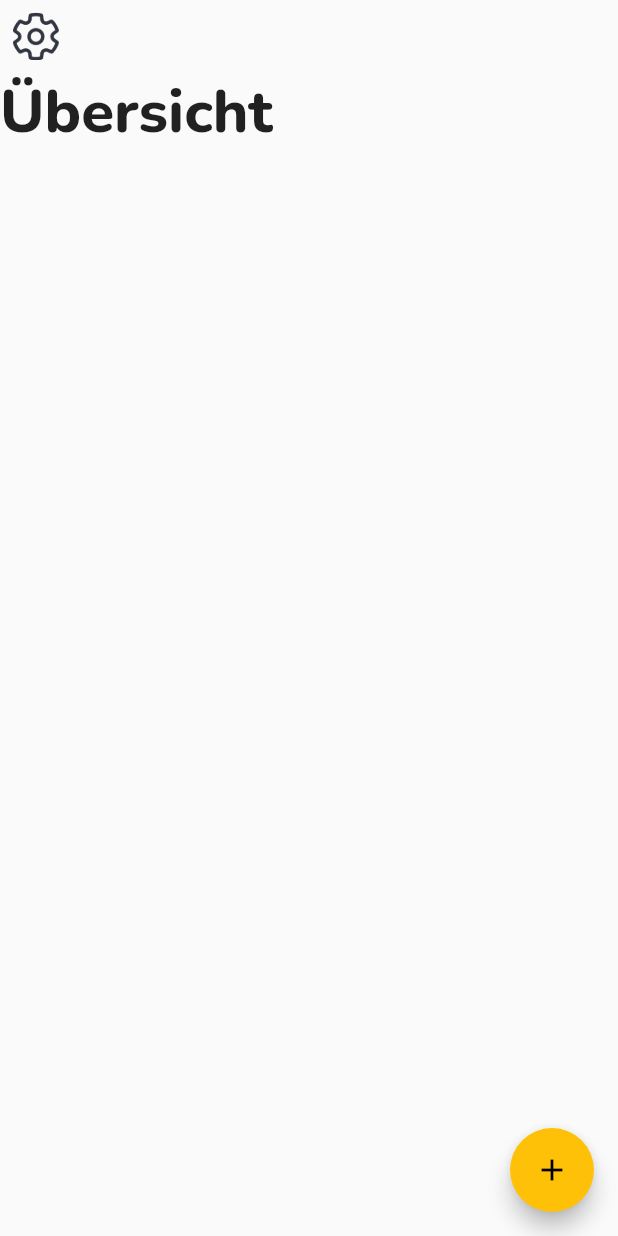
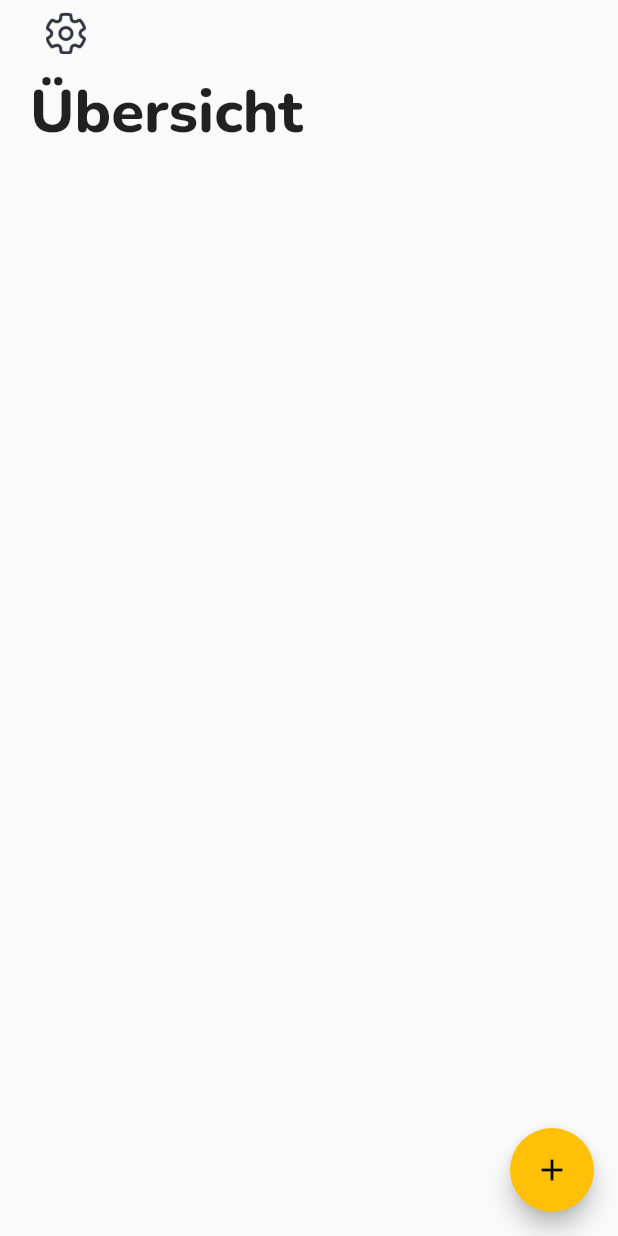
Before and after one commit to brainHausaufgaben/app, a Flutter app: the screen it shows after launch, on a phone screen of 412 x 824 dp. Run offline on Flutter 3.47's test engine with Material 2 defaults, Android fonts, the phone set to English and light mode, and no system bars.

Commit message:
bissaltle mehr gemacht :)

```diff
--- a/lib/main.dart
+++ b/lib/main.dart
@@ -44,12 +44,14 @@
   @override
   Widget build(BuildContext context) {
     return Scaffold(
-      body:
-      Column(
+      body: Padding(
+        padding: const EdgeInsets.only(left: 20),
+        child:Column(
           crossAxisAlignment: CrossAxisAlignment.start,
           children: <Widget>[
             //Settings Button
             IconButton(
+              padding: const EdgeInsets.only(left: 0,bottom: 12,top: 8,right: 0),
               onPressed: _settings,
               icon: Image.asset( 'icons/settingsButtonIcon.png'),
               iconSize: 25,
@@ -59,10 +61,9 @@
             const Text(
             "Übersicht",
             style: TextStyle(fontFamily: "Nunito",fontWeight: FontWeight.w800,fontSize:40 ),
-
-
             )
           ],
+        ),
       ),
       floatingActionButton: FloatingActionButton(
         onPressed: _incrementCounter,
```
Lines whose indentation alone changed are shown as unchanged.
